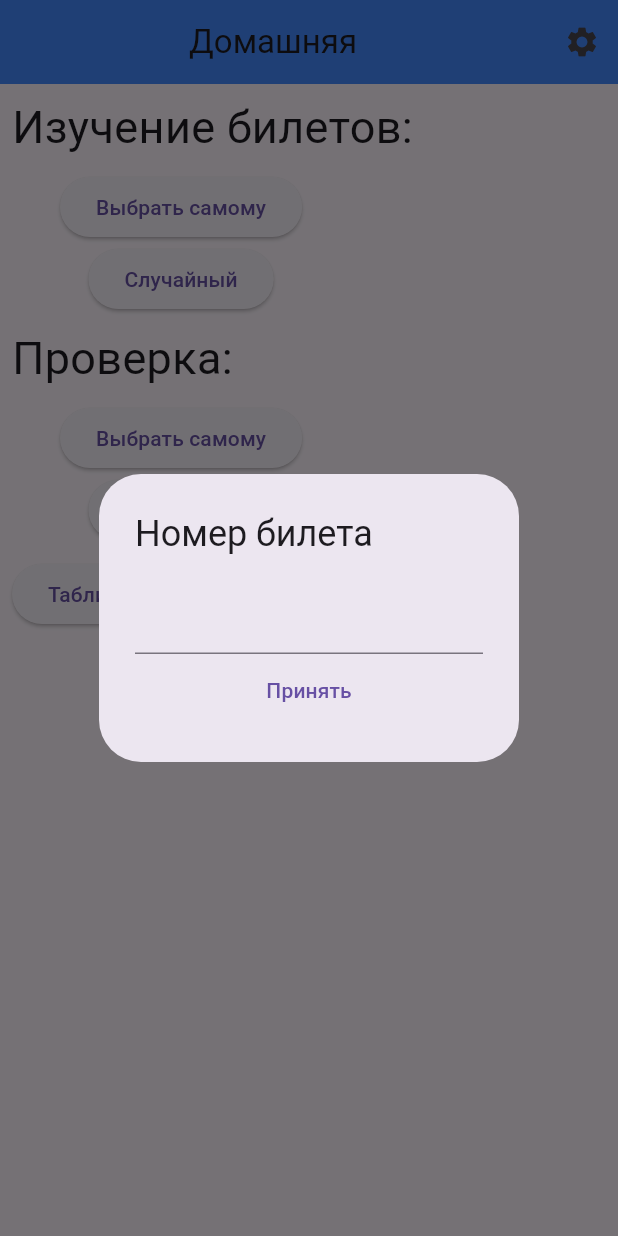
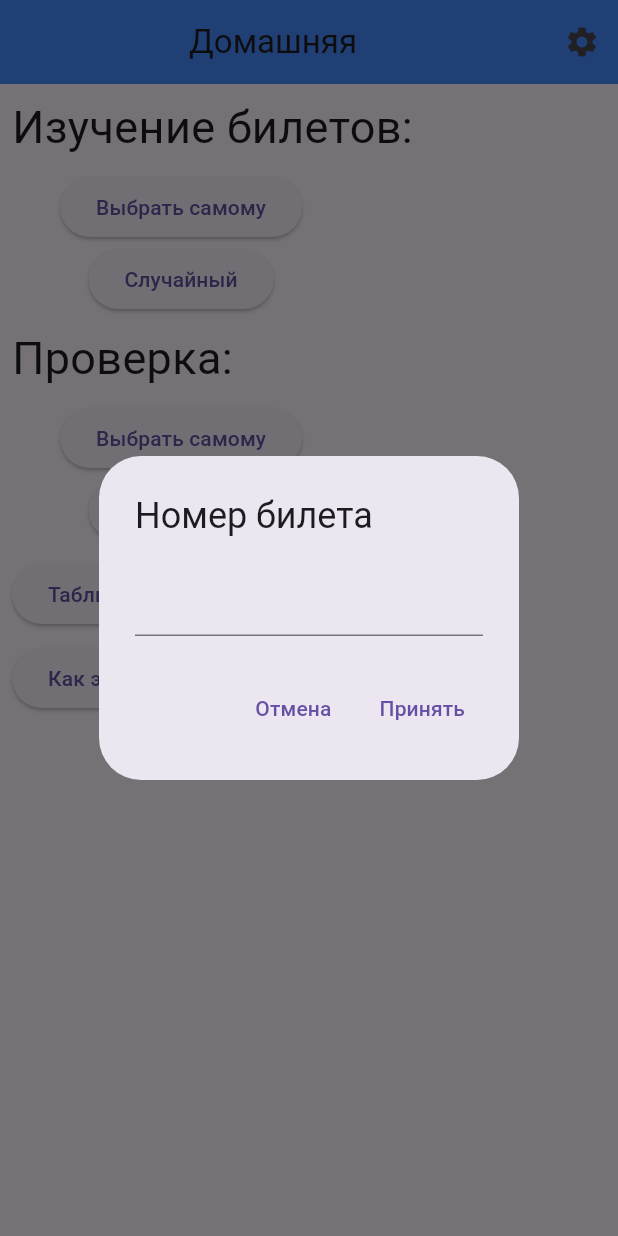
Before and after one commit to kozegor22/Exa, a Flutter app: the Home screen opened by its route, after a tap on "Выбрать самому", on a phone screen of 412 x 824 dp. Run offline on Flutter 3.47's test engine with Material 3 defaults, Android fonts, the phone set to English and light mode, and no system bars; our stand-ins replace flutter_tts, image_picker, shared_preferences; missing offline and left inert: dart_openai; accounts and stored records are empty.

Commit message:
More misc changes

```diff
--- a/devtools_options.yaml
+++ b/devtools_options.yaml
@@ -1,3 +1,4 @@
 description: This file stores settings for Dart & Flutter DevTools.
 documentation: https://docs.flutter.dev/tools/devtools/extensions#configure-extension-enablement-states
 extensions:
+  - shared_preferences: true
--- a/lib/pages/debug_menu/debug_menu.dart
+++ b/lib/pages/debug_menu/debug_menu.dart
@@ -1,3 +1,5 @@
+// ignore_for_file: use_build_context_synchronously
+
 import 'package:flutter/material.dart';
 import 'package:flutter_application_1/pages/hystory/results/results.dart';
 import 'package:flutter_application_1/pages/hystory/test/textanswer.dart';
@@ -21,7 +23,7 @@ class _DebugMenuState extends State<DebugMenu> {
         children: [
           ElevatedButton(
             onPressed: () {
-              Navigator.pushNamed(context, 'home');
+              Navigator.pushNamed(context, 'welcome_screen');
             },
             child: Text("welcome_screen"),
           ),
--- a/lib/pages/home.dart
+++ b/lib/pages/home.dart
@@ -22,7 +22,9 @@ class _HomeState extends State<Home> {
 
   @override
   Widget build(BuildContext context) {
-    return Scaffold(
+    return PopScope(
+      canPop: false,
+      child: Scaffold(
         appBar: AppBar(
           title: Row(
             mainAxisAlignment: MainAxisAlignment.center,
@@ -30,6 +32,7 @@ class _HomeState extends State<Home> {
           ),
           backgroundColor: Colors.blueAccent,
           leading: null,
+
           actions: [
             IconButton(
               onPressed: () async {
@@ -87,6 +90,7 @@ class _HomeState extends State<Home> {
               Column(children: [Text("$currentPageIndex")]),
               Column(children: [Text("$currentPageIndex")]),
             ][currentPageIndex],
+      ),
     );
   }
 }
--- /dev/null
+++ b/lib/pages/hystory/home/actions/how_it_works.dart
@@ -0,0 +1,37 @@
+import 'package:flutter/material.dart';
+
+class HowItWorks extends StatefulWidget {
+  const HowItWorks({super.key});
+
+  @override
+  State<HowItWorks> createState() => _HowItWorksState();
+}
+
+class _HowItWorksState extends State<HowItWorks> {
+  @override
+  Widget build(BuildContext context) {
+    return ElevatedButton(
+      onPressed: () {
+        showDialog(
+          context: context,
+          builder:
+              (builder) => AlertDialog(
+                title: Text("Как это работает?"),
+                content: Text(
+                  "Твой ответ обрабатывается ИИ от zukijourney и он даёт свою оценку и комментарий, как от учителя, (он старается).\nКоличество запросов примерно ограничено 21, так что думай перед отпракой ответа!",
+                ),
+                actions: [
+                  TextButton(
+                    onPressed: () {
+                      Navigator.pop(builder);
+                    },
+                    child: Text("Понял"),
+                  ),
+                ],
+              ),
+        );
+      },
+      child: Text("Как это работает?"),
+    );
+  }
+}
--- a/lib/pages/hystory/home/actions/learn_myself.dart
+++ b/lib/pages/hystory/home/actions/learn_myself.dart
@@ -3,33 +3,38 @@
 import 'package:flutter/material.dart';
 import 'package:flutter/services.dart';
 import 'package:flutter_application_1/pages/hystory/learn/learn.dart';
+
 TextEditingController input = TextEditingController();
+
 class LearnMyself extends StatelessWidget {
   const LearnMyself({super.key});
 
   @override
   Widget build(BuildContext context) {
-    return ElevatedButton(onPressed: () async {
-        int id = 26;
-        bool selected = true;
+    return ElevatedButton(
+      onPressed: () async {
+        late int id;
         await showDialog(
           context: context,
           builder:
               (context) => AlertDialog(
                 title: Text("Номер билета"),
-                content: Column(
-                  mainAxisSize: MainAxisSize.min,
-                  children: [
-                    TextField(
+                content: TextField(
                   controller: input,
                   keyboardType: TextInputType.number,
                   inputFormatters: [FilteringTextInputFormatter.digitsOnly],
+                ),
+                actions: [
+                  TextButton(
+                    onPressed: () {
+                      Navigator.pop(context);
+                    },
+                    child: Text("Отмена"),
                   ),
                   TextButton(
                     onPressed: () {
                       if (input.text == "") {
                         Navigator.pop(context);
-                          selected = false;
                         showDialog(
                           context: context,
                           builder:
@@ -39,13 +44,12 @@ class LearnMyself extends StatelessWidget {
                                   onPressed: () {
                                     Navigator.pop(builder);
                                   },
-                                    child: Text("Я исправлюсь"),
+                                  child: Text("Ок"),
                                 ),
                               ),
                         );
                       } else if (int.parse(input.text) > 25) {
                         Navigator.pop(context);
-                          selected = false;
                         showDialog(
                           context: context,
                           builder:
@@ -55,27 +59,28 @@ class LearnMyself extends StatelessWidget {
                                   onPressed: () {
                                     Navigator.pop(builder);
                                   },
-                                    child: Text("Я исправлюсь"),
+                                  child: Text("Ок"),
                                 ),
                               ),
                         );
                       } else {
                         id = int.parse(input.text);
                         Navigator.pop(context);
+                        Navigator.push(
+                          context,
+                          MaterialPageRoute(
+                            builder: (context) => Learn(id: id),
+                          ),
+                        );
                       }
                     },
                     child: Text("Принять"),
                   ),
                 ],
               ),
-              ),
         );
-        if (selected) {
-          Navigator.push(
-            context,
-            MaterialPageRoute(builder: (context) => Learn(id: id)),
+      },
+      child: Text("Выбрать самому"),
     );
   }
-      }, child: Text("Выбрать самому"));
 }
-}
--- a/lib/pages/hystory/home/hystory_home.dart
+++ b/lib/pages/hystory/home/hystory_home.dart
@@ -1,5 +1,6 @@
 import 'package:flutter/material.dart';
 import 'package:flutter_application_1/pages/hystory/home/actions/go_to_learned_list.dart';
+import 'package:flutter_application_1/pages/hystory/home/actions/how_it_works.dart';
 import 'package:flutter_application_1/pages/hystory/home/actions/learn_myself.dart';
 import 'package:flutter_application_1/pages/hystory/home/actions/learn_random.dart';
 import 'package:flutter_application_1/pages/hystory/home/actions/test_myself.dart';
@@ -15,16 +16,14 @@ class HystoryHome extends StatelessWidget {
       children: [
         Padding(
           padding: EdgeInsets.all(8.0),
-          child: Text("Изучение билетов:", style: TextStyle(fontSize: 30, height: 1.4)),
+          child: Text(
+            "Изучение билетов:",
+            style: TextStyle(fontSize: 30, height: 1.4),
+          ),
         ),
         Padding(
           padding: const EdgeInsets.only(left: 40),
-          child: Column(
-            children: [
-              LearnMyself(),
-              LearnRandom(),
-            ],
-          ),
+          child: Column(children: [LearnMyself(), LearnRandom()]),
         ),
         Padding(
           padding: EdgeInsets.all(8.0),
@@ -32,17 +31,13 @@ class HystoryHome extends StatelessWidget {
         ),
         Padding(
           padding: const EdgeInsets.only(left: 40),
-          child: Column(
-            children: [
-              TestMyself(),
-              TestRandom(),
-            ],
-          ),
+          child: Column(children: [TestMyself(), TestRandom()]),
         ),
+        Padding(padding: const EdgeInsets.all(8.0), child: GoToLearnedList()),
         Padding(
-          padding: const EdgeInsets.all(8.0),
-          child: GoToLearnedList(),
-        )
+          padding: const EdgeInsets.only(left: 8.0),
+          child: HowItWorks(),
+        ),
       ],
     );
   }
--- a/lib/pages/hystory/results/result_pages/ai_feedback.dart
+++ b/lib/pages/hystory/results/result_pages/ai_feedback.dart
@@ -14,7 +14,7 @@ class _AiFeedbackState extends State<AiFeedback> {
       children: [
         Expanded(
           child: ListView.builder(
-            itemCount: widget.feedback.length-1,
+            itemCount: widget.feedback.length - 1,
             itemBuilder:
                 (context, index) => Column(
                   mainAxisAlignment: MainAxisAlignment.center,
@@ -22,7 +22,7 @@ class _AiFeedbackState extends State<AiFeedback> {
                     Padding(
                       padding: const EdgeInsets.all(8.0),
                       child: Text(
-                        widget.feedback[index+1],
+                        widget.feedback[index + 1],
                         style: TextStyle(fontSize: 16, height: 1.4),
                       ),
                     ),
--- a/lib/pages/hystory/results/result_pages/score_page.dart
+++ b/lib/pages/hystory/results/result_pages/score_page.dart
@@ -15,9 +15,9 @@ String grade(int score) {
     HystoryLearned.saveLearned();
     return "Хорошо :)";
   } else if (score >= 55 && score <= 74) {
-    return "Надо подучить :(";
+    return "Надо подучить -_-";
   }
-  return "Плохо -_-'";
+  return "Плохо :(";
 }
 
 class _ScorePageState extends State<ScorePage> {
--- a/lib/scripts/history/get_ai_responce.dart
+++ b/lib/scripts/history/get_ai_responce.dart
@@ -11,6 +11,7 @@ Future<List<String>> getAiResponce(
   BuildContext context,
 ) async {
   OpenAI.apiKey = apikey;
+  OpenAI.baseUrl = "https://api.zukijourney.com";
   bool requestFailed = false;
   final completion = await OpenAI.instance.chat.create(
     model: "gpt-4o",
@@ -28,7 +29,7 @@ Future<List<String>> getAiResponce(
   try {} on RequestFailedException catch (e) {
     if (e.statusCode == 401) {
       requestFailed = true;
-      showDialog(
+      await showDialog(
         context: context,
         builder:
             (context) => AlertDialog(
@@ -49,9 +50,10 @@ Future<List<String>> getAiResponce(
               ],
             ),
       );
+      Navigator.pop(context);
     } else {
       requestFailed = true;
-      showDialog(
+      await showDialog(
         context: context,
         builder:
             (context) => AlertDialog(
--- a/pubspec.yaml
+++ b/pubspec.yaml
@@ -2,7 +2,7 @@ name: flutter_application_1
 description: "A new Flutter project."
 # The following line prevents the package from being accidentally published to
 # pub.dev using `flutter pub publish`. This is preferred for private packages.
-publish_to: 'none' # Remove this line if you wish to publish to pub.dev
+publish_to: "none" # Remove this line if you wish to publish to pub.dev
 # The following defines the version and build number for your application.
 # A version number is three numbers separated by dots, like 1.2.43
 # followed by an optional build number separated by a +.
@@ -55,7 +55,6 @@ dev_dependencies:
 
 # The following section is specific to Flutter packages.
 flutter:
-
   # The following line ensures that the Material Icons font is
   # included with your application, so that you can use the icons in
   # the material Icons class.
```
Also changed, not shown: lib/main.dart (+6 -4 lines), lib/pages/hystory/home/actions/test_myself.dart (+25 -22 lines), lib/pages/welcome_screen/welcome_screen.dart (+6 -6 lines), lib/scripts/check_api_key.dart (+8 -6 lines). Lines whose indentation alone changed are shown as unchanged.
